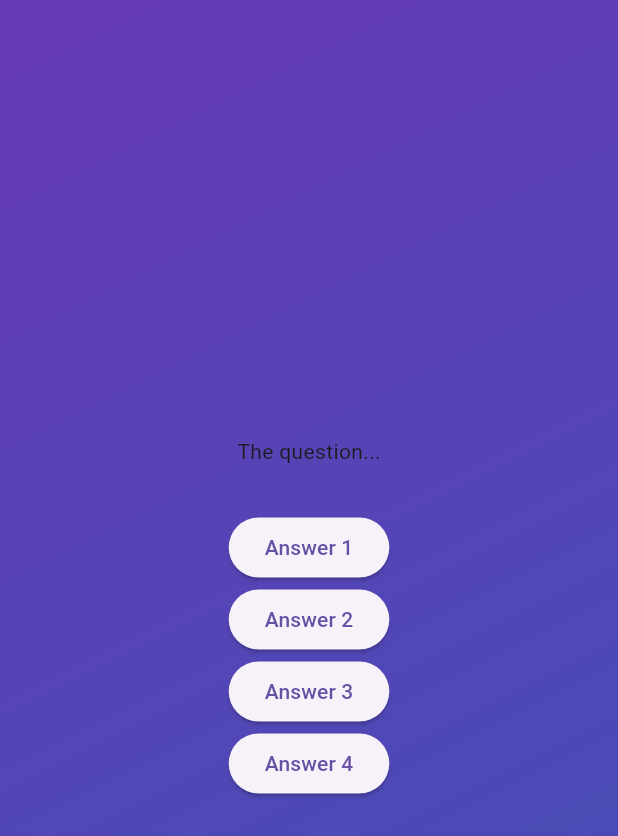
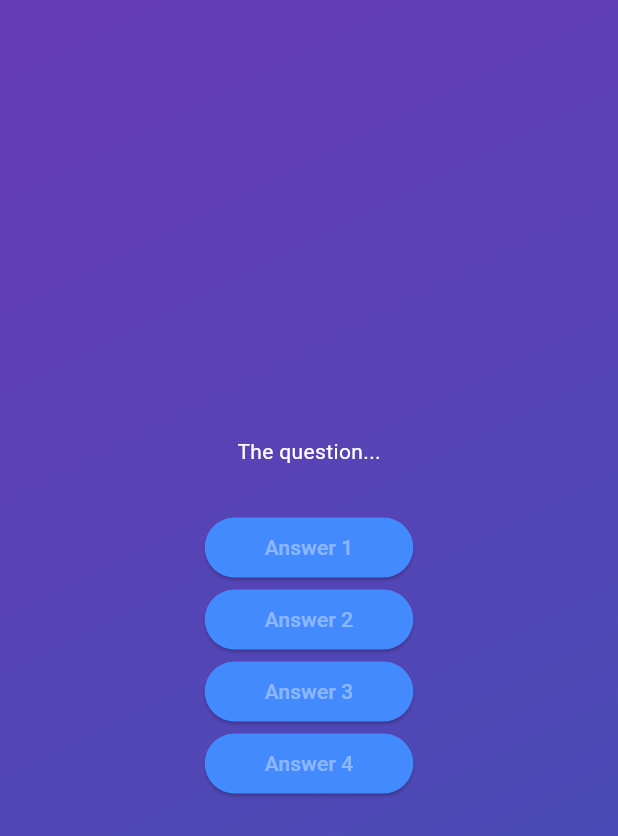
Before and after one commit to BrianPHChen/flutter_adv_basics, a Flutter app: the screen it shows after launch, after a tap on "Start Quiz", on a phone screen of 412 x 824 dp. Shown: the top 836 px of the screen. Run offline on Flutter 3.47's test engine with Material 3 defaults, Android fonts, the phone set to English and light mode, and no system bars.

Commit message:
feat: wrap button in a class

```diff
--- /dev/null
+++ b/lib/answer_button.dart
@@ -0,0 +1,22 @@
+import 'package:flutter/material.dart';
+
+class AnswerButton extends StatelessWidget {
+  const AnswerButton(this.answerText, this.onTap, {super.key});
+
+  final String answerText;
+  final void Function() onTap;
+
+  @override
+  Widget build(BuildContext context) {
+    return ElevatedButton(
+      onPressed: onTap,
+      style: ElevatedButton.styleFrom(
+        padding: const EdgeInsets.symmetric(horizontal: 40, vertical: 10),
+        backgroundColor: Colors.blueAccent,
+        foregroundColor: Colors.white38,
+        shape: RoundedRectangleBorder(borderRadius: BorderRadius.circular(40)),
+      ),
+      child: Text(answerText),
+    );
+  }
+}
--- a/lib/questions_screen.dart
+++ b/lib/questions_screen.dart
@@ -1,3 +1,4 @@
+import 'package:adv_basics/answer_button.dart';
 import 'package:flutter/material.dart';
 
 class QuestionsScreen extends StatefulWidget {
@@ -17,26 +18,19 @@ class _QuestionScreenState extends State<QuestionsScreen> {
       child: Column(
         mainAxisAlignment: MainAxisAlignment.center,
         children: [
-          const Text('The question...'),
+          const Text(
+            'The question...',
+            style: TextStyle(
+              color: Colors.white,
+            ),
+          ),
           const SizedBox(
             height: 30,
           ),
-          ElevatedButton(
-            onPressed: () {},
-            child: const Text('Answer 1'),
-          ),
-          ElevatedButton(
-            onPressed: () {},
-            child: const Text('Answer 2'),
-          ),
-          ElevatedButton(
-            onPressed: () {},
-            child: const Text('Answer 3'),
-          ),
-          ElevatedButton(
-            onPressed: () {},
-            child: const Text('Answer 4'),
-          ),
+          AnswerButton('Answer 1', () {}),
+          AnswerButton('Answer 2', () {}),
+          AnswerButton('Answer 3', () {}),
+          AnswerButton('Answer 4', () {}),
         ],
       ),
     );
```
